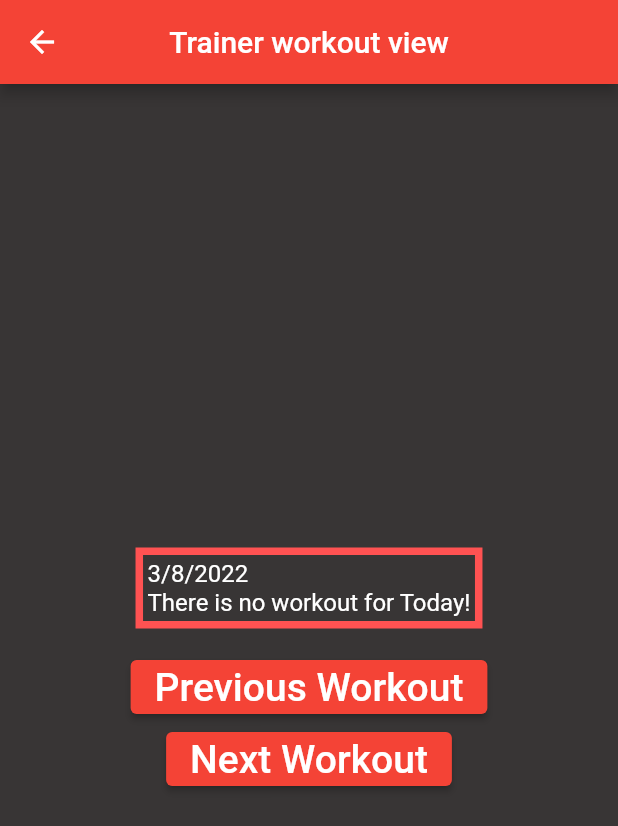
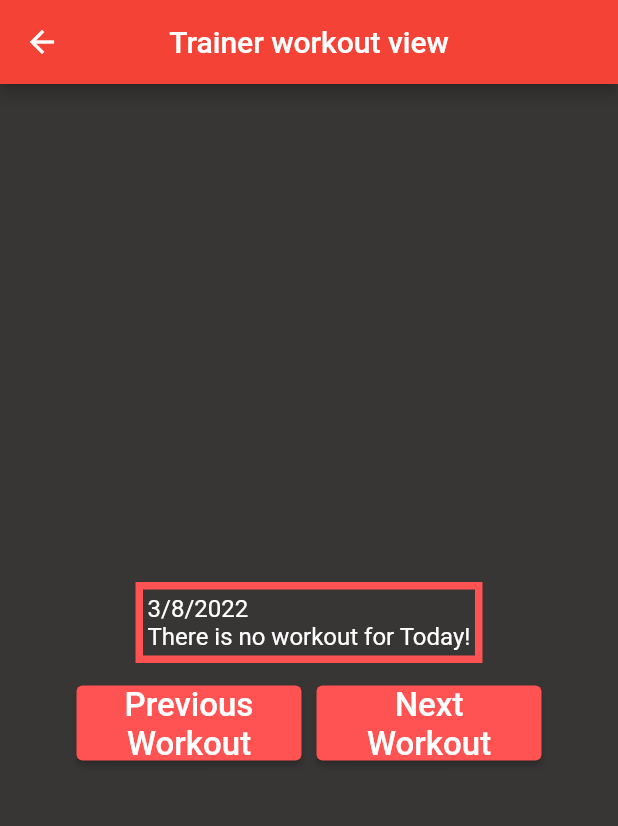
Before and after one commit to JohnAnthony98/Workout-Buddy, a Flutter app: the WorkoutCreation screen opened by its route, on a phone screen of 412 x 824 dp. Shown: the top 826 px of the screen. Run offline on Flutter 3.47's test engine with Material 2 defaults, Android fonts, the phone set to English and light mode, and no system bars; our stand-ins replace cloud_firestore, firebase_auth, firebase_core, flutter_spinkit; accounts and stored records are empty.

Commit message:
buttons now side by side

```diff
--- a/workout_buddy_app/lib/screens/workout_creation.dart
+++ b/workout_buddy_app/lib/screens/workout_creation.dart
@@ -90,16 +90,29 @@ class _WorkoutCreation extends State<WorkoutCreation> {
                 },
               ),
             ),
+            Container(
+                child:
+                    Row(mainAxisAlignment: MainAxisAlignment.center, children: [
               ElevatedButton(
                 onPressed: viewPreviousDay,
+                style: ElevatedButton.styleFrom(
+                    fixedSize: const Size(150, 50), primary: getButtonColor()),
                 child: Text("Previous Workout",
-                  style: TextStyle(fontSize: 26, color: getButtonTextColor())),
+                    style: TextStyle(fontSize: 22, color: getButtonTextColor()),
+                    textAlign: TextAlign.center),
+              ),
+              const SizedBox(
+                width: 10.0,
               ),
               ElevatedButton(
                 onPressed: viewNextDay,
+                style: ElevatedButton.styleFrom(
+                    fixedSize: const Size(150, 50), primary: getButtonColor()),
                 child: Text("Next Workout",
-                  style: TextStyle(fontSize: 26, color: getButtonTextColor())),
+                    style: TextStyle(fontSize: 22, color: getButtonTextColor()),
+                    textAlign: TextAlign.center),
               ),
+            ])),
           ],
         ),
       ),
```
Also changed, not shown: workout_buddy_app/lib/screens/workout_main.dart (+15 -2 lines). Lines whose indentation alone changed are shown as unchanged.
